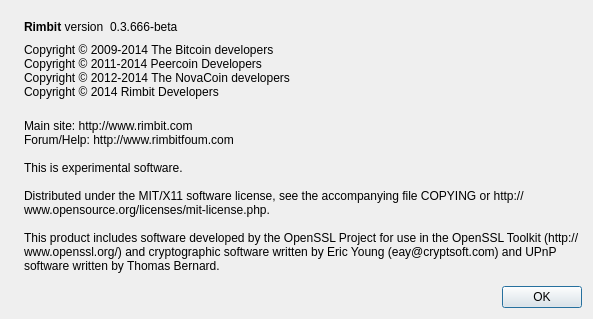
The window that src/qt/forms/aboutdialog.ui (BullMonkey/Wallets) describes before a commit, drawn with Qt 5.
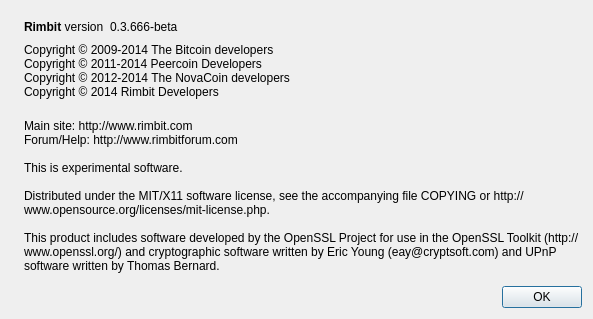
The same window after the commit. Icons and pictures are not drawn.

```diff
--- a/src/qt/forms/aboutdialog.ui
+++ b/src/qt/forms/aboutdialog.ui
@@ -109,7 +109,7 @@
        </property>
        <property name="text">
         <string>Main site: http://www.rimbit.com
-Forum/Help: http://www.rimbitfoum.com
+Forum/Help: http://www.rimbitforum.com
 
 This is experimental software.
 
```
